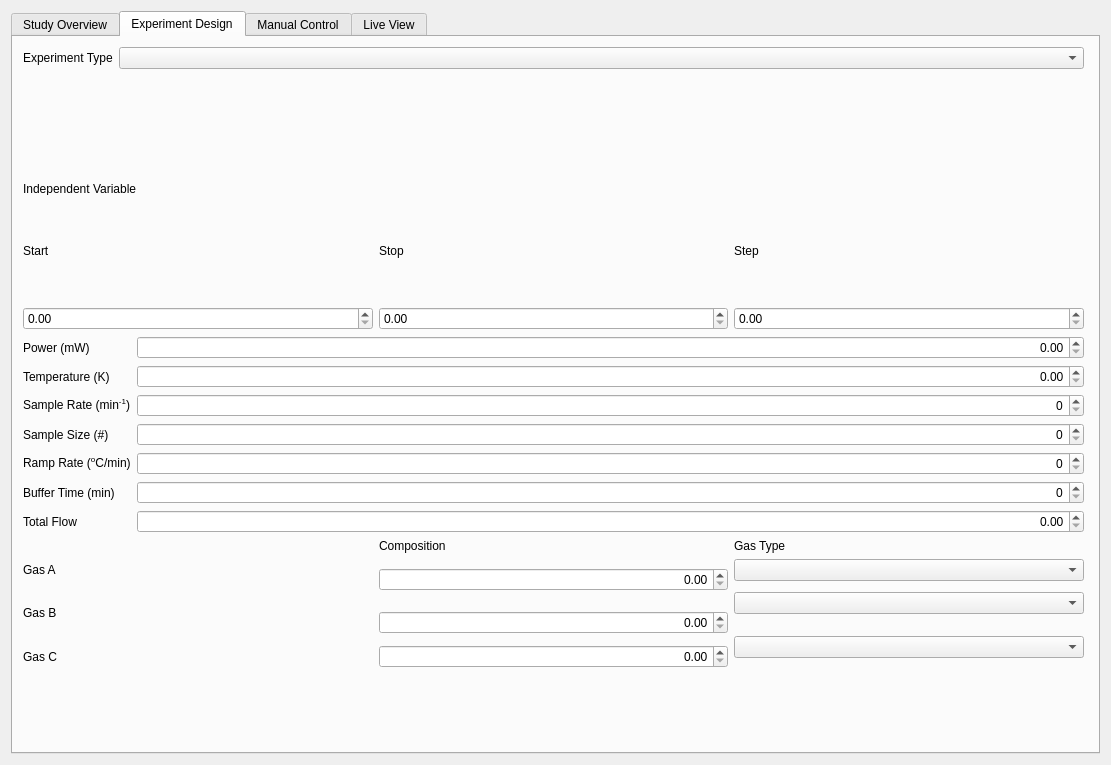
First picture: the form in reactorUI.ui, repository Dionne-Lab/catalight, before the edit.
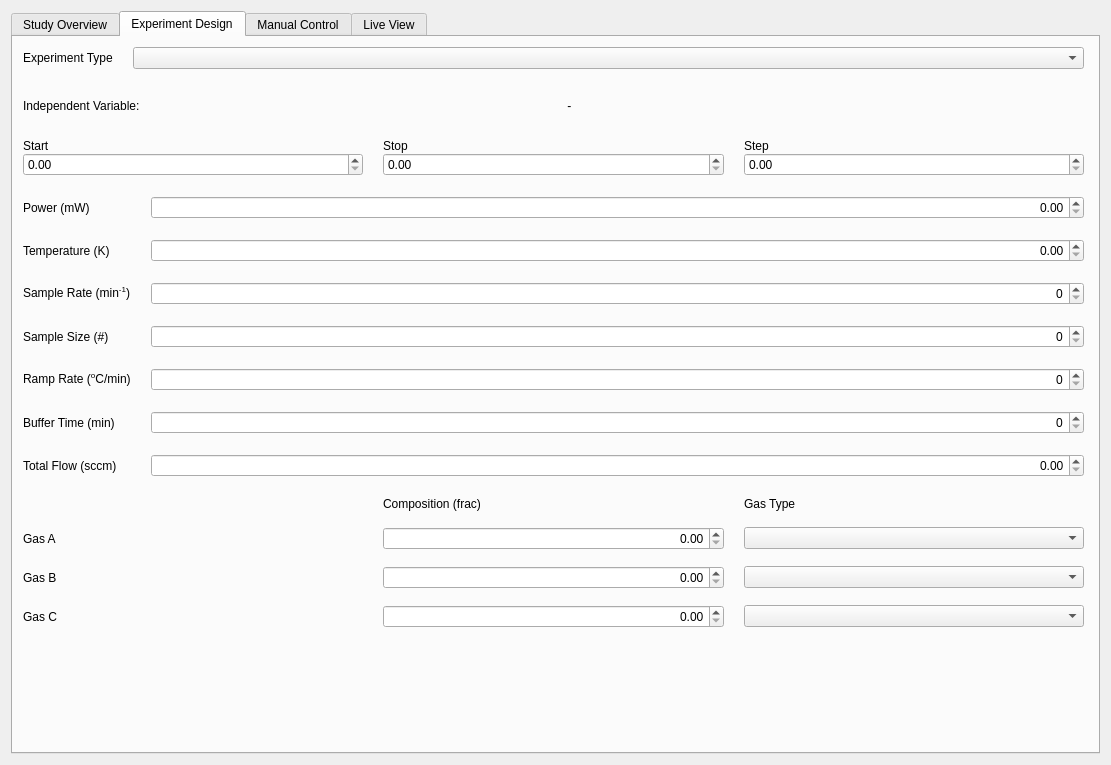
Second picture: the form after the edit. The open tabs and pages were chosen to show the change.

What changed in the file:
```diff
--- a/reactorUI.ui
+++ b/reactorUI.ui
@@ -205,14 +205,26 @@
          <x>10</x>
          <y>10</y>
          <width>1061</width>
-         <height>621</height>
+         <height>581</height>
         </rect>
        </property>
        <layout class="QHBoxLayout" name="horizontalLayout_5">
         <item>
-         <layout class="QVBoxLayout" name="verticalLayout_8">
+         <layout class="QVBoxLayout" name="verticalLayout">
+          <property name="spacing">
+           <number>20</number>
+          </property>
           <item>
            <layout class="QFormLayout" name="formLayout_6">
+            <property name="sizeConstraint">
+             <enum>QLayout::SetMaximumSize</enum>
+            </property>
+            <property name="fieldGrowthPolicy">
+             <enum>QFormLayout::AllNonFixedFieldsGrow</enum>
+            </property>
+            <property name="verticalSpacing">
+             <number>9</number>
+            </property>
             <item row="0" column="0">
              <widget class="QLabel" name="label_5">
               <property name="text">
@@ -226,22 +238,51 @@
            </layout>
           </item>
           <item>
-           <widget class="QLabel" name="label_IndVar">
-            <property name="maximumSize">
-             <size>
-              <width>16777215</width>
-              <height>13</height>
-             </size>
+           <layout class="QHBoxLayout" name="horizontalLayout_9">
+            <property name="sizeConstraint">
+             <enum>QLayout::SetMaximumSize</enum>
             </property>
-            <property name="text">
-             <string>Independent Variable</string>
-            </property>
-           </widget>
+            <item>
+             <widget class="QLabel" name="IndVar">
+              <property name="maximumSize">
+               <size>
+                <width>16777215</width>
+                <height>30</height>
+               </size>
+              </property>
+              <property name="text">
+               <string>Independent Variable:</string>
+              </property>
+             </widget>
+            </item>
+            <item>
+             <widget class="QLabel" name="label_IndVar">
+              <property name="text">
+               <string> - </string>
+              </property>
+             </widget>
+            </item>
+           </layout>
           </item>
           <item>
            <layout class="QGridLayout" name="gridLayout_9">
+            <property name="sizeConstraint">
+             <enum>QLayout::SetMaximumSize</enum>
+            </property>
+            <property name="topMargin">
+             <number>0</number>
+            </property>
+            <property name="verticalSpacing">
+             <number>0</number>
+            </property>
             <item row="0" column="0">
              <widget class="QLabel" name="label_78">
+              <property name="maximumSize">
+               <size>
+                <width>16777215</width>
+                <height>30</height>
+               </size>
+              </property>
               <property name="text">
                <string>Start</string>
               </property>
@@ -249,6 +290,12 @@
             </item>
             <item row="0" column="1">
              <widget class="QLabel" name="label_79">
+              <property name="maximumSize">
+               <size>
+                <width>16777215</width>
+                <height>30</height>
+               </size>
+              </property>
               <property name="text">
                <string>Stop</string>
               </property>
@@ -256,6 +303,12 @@
             </item>
             <item row="0" column="2">
              <widget class="QLabel" name="label_80">
+              <property name="maximumSize">
+               <size>
+                <width>16777215</width>
+                <height>30</height>
+               </size>
+              </property>
               <property name="text">
                <string>Step</string>
               </property>
@@ -286,6 +339,9 @@
           </item>
           <item>
            <layout class="QFormLayout" name="formLayout_4">
+            <property name="verticalSpacing">
+             <number>20</number>
+            </property>
             <item row="0" column="0">
              <widget class="QLabel" name="label_7">
               <property name="text">
@@ -379,7 +435,7 @@
             <item row="6" column="0">
              <widget class="QLabel" name="label_15">
               <property name="text">
-               <string>Total Flow</string>
+               <string>Total Flow (sccm)</string>
               </property>
              </widget>
             </item>
@@ -400,10 +456,13 @@
           </item>
           <item>
            <layout class="QGridLayout" name="gridLayout_2">
+            <property name="verticalSpacing">
+             <number>16</number>
+            </property>
             <item row="0" column="1">
              <widget class="QLabel" name="label_16">
               <property name="text">
-               <string>Composition</string>
+               <string>Composition (frac)</string>
               </property>
              </widget>
             </item>
@@ -421,7 +480,7 @@
               </property>
              </widget>
             </item>
-            <item row="1" column="1" rowspan="2">
+            <item row="1" column="1">
              <widget class="QDoubleSpinBox" name="setGasAComp">
               <property name="alignment">
                <set>Qt::AlignRight|Qt::AlignTrailing|Qt::AlignVCenter</set>
@@ -437,17 +496,14 @@
             <item row="1" column="2">
              <widget class="QComboBox" name="setGasAType"/>
             </item>
-            <item row="2" column="2" rowspan="2">
-             <widget class="QComboBox" name="setGasBType"/>
-            </item>
-            <item row="3" column="0">
+            <item row="2" column="0">
              <widget class="QLabel" name="label_13">
               <property name="text">
                <string>Gas B</string>
               </property>
              </widget>
             </item>
-            <item row="3" column="1" rowspan="2">
+            <item row="2" column="1">
              <widget class="QDoubleSpinBox" name="setGasBComp">
               <property name="alignment">
                <set>Qt::AlignRight|Qt::AlignTrailing|Qt::AlignVCenter</set>
@@ -460,17 +516,17 @@
               </property>
              </widget>
             </item>
-            <item row="4" column="2" rowspan="2">
-             <widget class="QComboBox" name="setGasCType"/>
+            <item row="2" column="2">
+             <widget class="QComboBox" name="setGasBType"/>
             </item>
-            <item row="5" column="0">
+            <item row="3" column="0">
              <widget class="QLabel" name="label_14">
               <property name="text">
                <string>Gas C</string>
               </property>
              </widget>
             </item>
-            <item row="5" column="1">
+            <item row="3" column="1">
              <widget class="QDoubleSpinBox" name="setGasCComp">
               <property name="alignment">
                <set>Qt::AlignRight|Qt::AlignTrailing|Qt::AlignVCenter</set>
@@ -483,6 +539,9 @@
               </property>
              </widget>
             </item>
+            <item row="3" column="2">
+             <widget class="QComboBox" name="setGasCType"/>
+            </item>
            </layout>
           </item>
          </layout>
```
Left out of the diff: 16 changed lines with no effect on the pictures.
